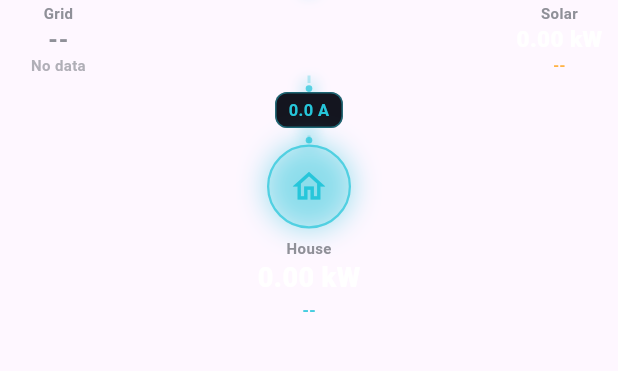
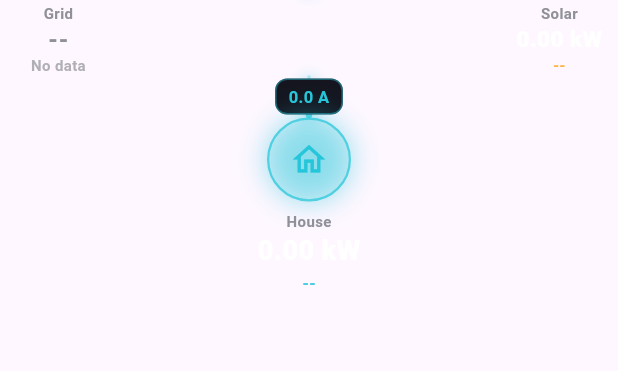
Before and after one commit to MUzair030/solaris-inverter, a Flutter app: the PowerFlowDiagram widget shown alone on an empty page, opened directly with empty values, on a phone screen of 412 x 824 dp, the part 181-552 px from its top. Run offline on Flutter 3.47's test engine with Material 3 defaults, Android fonts, the phone set to English and light mode, and no system bars; our stand-ins replace connectivity_plus, dio, fl_chart, flutter_html, flutter_local_notifications, fluttertoast and 6 more; missing offline and left inert: android_intent_plus, dart:ffi, disable_battery_optimization, flutter_background_service, mobile_scanner, network_info_plus and 2 more; accounts and stored records are empty.

Commit message:
fixes for UI

```diff
--- a/lib/presentation/widgets/PowerFlowDiagram.dart
+++ b/lib/presentation/widgets/PowerFlowDiagram.dart
@@ -216,7 +216,7 @@ class _PowerFlowDiagramState extends State<PowerFlowDiagram>
           // or below it (looked "disconnected" from the hub at 28) - this
           // gives the animation room to actually read as continuous while
           // still staying tighter than the original 56.
-          height: 46,
+          height: 28,
         ),
         _FlowNode(
           icon: Icons.home_outlined,
```
